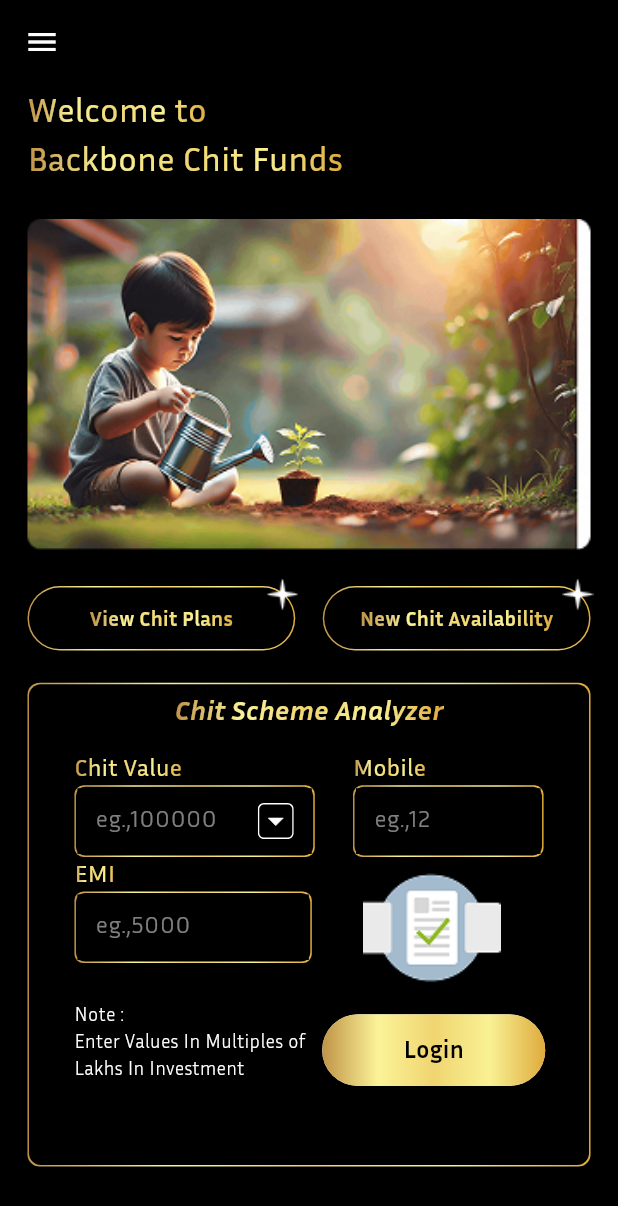
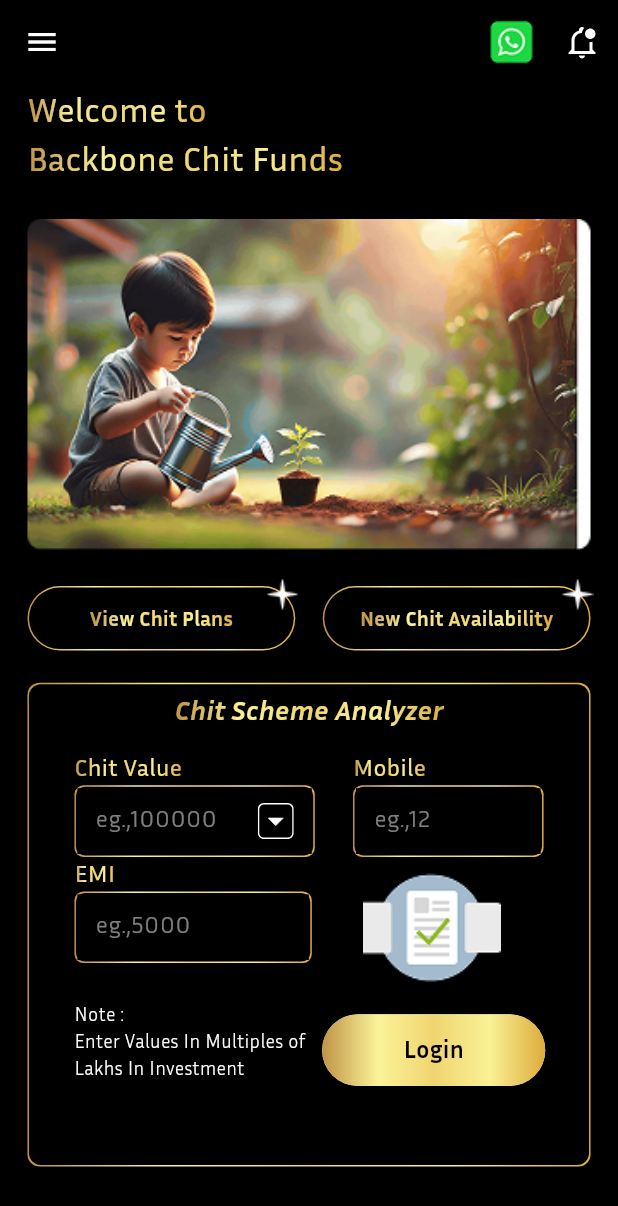
Before and after one commit to kowshik024/Backbone, a Flutter app: the Home_Screen screen opened directly, on a phone screen of 412 x 824 dp. Shown: the top 1206 px of the screen. Run offline on Flutter 3.47's test engine with Material 3 defaults, Android fonts, the phone set to English and light mode, and no system bars; our stand-ins replace flutter_screenutil, flutter_svg, google_fonts, pin_code_fields, pinput.

Commit message:
first commit

```diff
--- a/lib/login/bottom_navigation/home_screen.dart
+++ b/lib/login/bottom_navigation/home_screen.dart
@@ -1,5 +1,6 @@
 import 'package:backbone/constant/app_colors.dart';
 import 'package:backbone/constant/app_images.dart';
+import 'package:backbone/utils/action_button.dart';
 import 'package:backbone/utils/flutter_custom_text.dart';
 import 'package:backbone/utils/flutter_input_field.dart';
 import 'package:backbone/utils/gradient_border_color.dart';
@@ -25,6 +26,13 @@
       appBar: AppBar(
         backgroundColor: Colors.black,
         leading: Icon(Icons.menu,color: Colors.white,),
+        actions: [
+          GestureDetector(
+            onTap: () {},
+            child: ImageCard(imageUrl: AppImages().whatsAppIcon),
+          ),
+          ActionButton(url: AppImages().bellIcon, onTap: () {}),
+        ],
       ),
       backgroundColor: Colors.black,
       extendBodyBehindAppBar: true,
@@ -73,7 +81,7 @@
                             borderRadius: BorderRadius.circular(50.r),
                             isStack: true,
                             child: GradientText(text: 'View Chit Plans',
-                            fontSize: 12.sp,),
+                              fontSize: 12.sp,),
                           ),
                         ),
                       ),
--- a/lib/login/otp_screen.dart
+++ b/lib/login/otp_screen.dart
@@ -1,6 +1,7 @@
 import 'package:backbone/constant/app_colors.dart';
 import 'package:backbone/constant/app_images.dart';
 import 'package:backbone/utils/action_button.dart';
+import 'package:backbone/utils/bottom_navigation_screen.dart';
 import 'package:backbone/utils/flutter_custom_text.dart';
 import 'package:backbone/utils/flutter_input_field.dart';
 import 'package:backbone/utils/gradient_coloured_button.dart';
@@ -222,7 +223,9 @@
                 padding: EdgeInsets.only(left: 50, right: 50),
                 child: SizedBox(height: 44,width: 300,
                   child: GradientColoredButton(
-                    onTap: () {},
+                    onTap: () {
+                      Navigator.push(context, MaterialPageRoute(builder: (context)=>Bottom_Navigation()));
+                    },
                     child: FlutterCustomText(
                       text: 'VERIFY',
                       color: AppColors().blackColor,
--- a/lib/main.dart
+++ b/lib/main.dart
@@ -1,3 +1,4 @@
+import 'package:backbone/login/bottom_navigation/chit_plans.dart';
 import 'package:backbone/login/bottom_navigation/home_screen.dart';
 import 'package:backbone/login/login_screen.dart';
 import 'package:backbone/login/otp_screen.dart';
@@ -25,7 +26,7 @@
         theme: ThemeData(
           colorScheme: ColorScheme.fromSeed(seedColor: Colors.deepPurple),
         ),
-        home: Bottom_Navigation(),
+        home: My_Chit_Plans(),
       ),
     );
   }
```
Also changed, not shown: lib/login/bottom_navigation/chit_plans.dart (added, +27 -0 lines).
